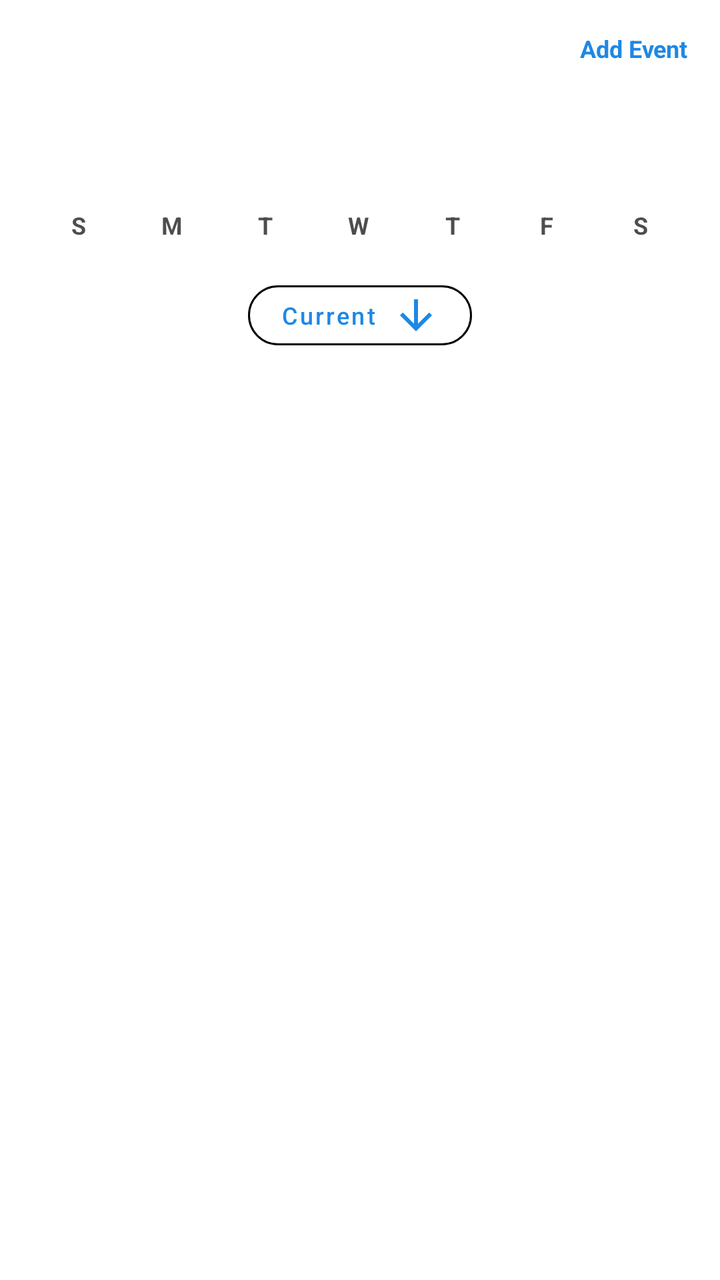
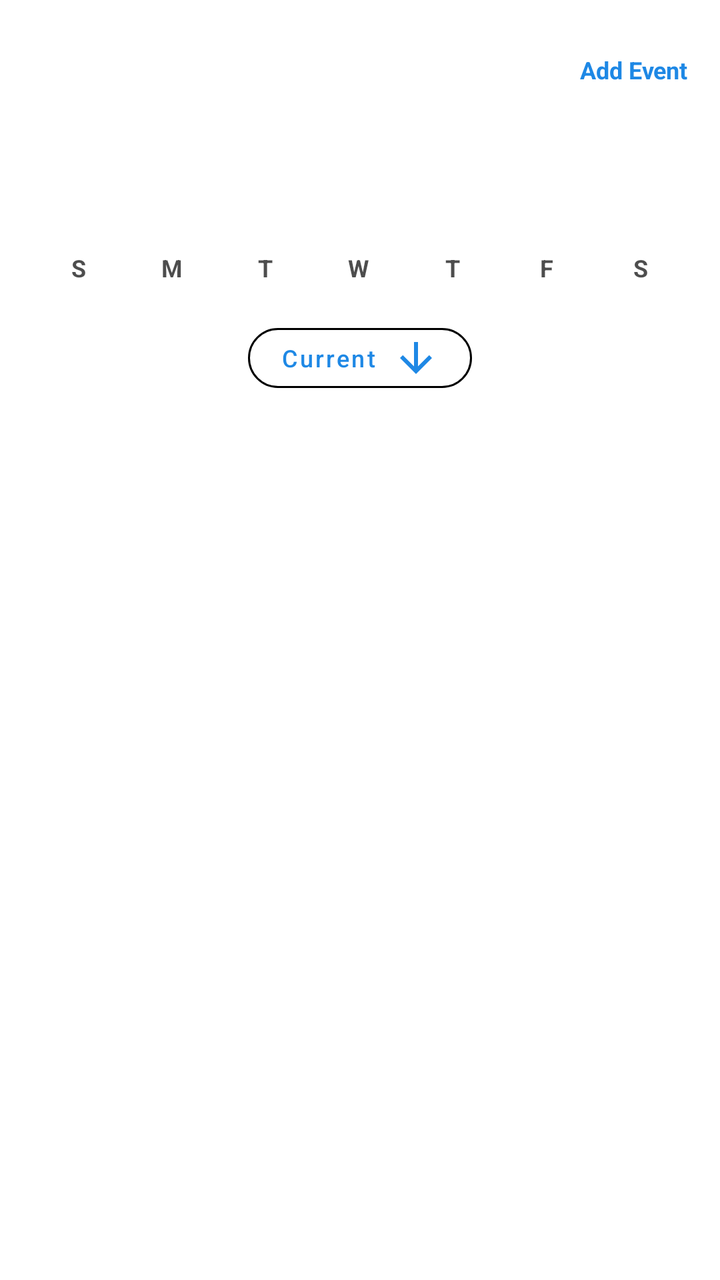

Compare the two renders of this Android layout. The source of the first and the diff that turns it into the second are given below.
<!-- AndroidManifest.xml: application theme Theme.Nudge -->
<!-- res/layout/fragment_reminder_list.xml -->
<?xml version="1.0" encoding="utf-8"?>
<LinearLayout xmlns:android="http://schemas.android.com/apk/res/android"
    android:layout_width="match_parent"
    android:layout_height="match_parent"
    xmlns:app="http://schemas.android.com/apk/res-auto"
    android:orientation="vertical">

    <androidx.constraintlayout.widget.ConstraintLayout
        android:layout_width="match_parent"
        android:layout_height="wrap_content"
        android:layout_margin="4dp"
        android:padding="12dp">

        
        <TextView
            android:id="@+id/todayText"
            android:layout_width="wrap_content"
            android:layout_height="wrap_content"
            android:textSize="12sp"
            android:textStyle="bold"
            android:textColor="?attr/colorOnSurface"
            app:layout_constraintStart_toStartOf="parent"
            app:layout_constraintTop_toTopOf="parent"
            app:layout_constraintBottom_toBottomOf="parent" />

        
        <TextView
            android:id="@+id/addEventText"
            android:layout_width="wrap_content"
            android:layout_height="wrap_content"
            android:text="Add Event"
            android:textSize="12sp"
            android:textStyle="bold"
            android:textColor="?attr/colorPrimary"
            android:clickable="true"
            android:focusable="true"
            android:foreground="?attr/selectableItemBackgroundBorderless"
            app:layout_constraintEnd_toEndOf="parent"
            app:layout_constraintTop_toTopOf="parent"
            app:layout_constraintBottom_toBottomOf="parent" />

    </androidx.constraintlayout.widget.ConstraintLayout>

    
    <LinearLayout
        android:id="@+id/miniCalendarContainer"
        android:layout_width="match_parent"
        android:layout_height="wrap_content"
        android:layout_marginStart="16dp"
        android:layout_marginEnd="16dp"
        android:layout_marginTop="8dp"
        android:gravity="center_horizontal"
        android:orientation="vertical">
        <androidx.constraintlayout.widget.ConstraintLayout
            android:id="@+id/miniCalendarHeader"
            android:layout_width="match_parent"
            android:layout_height="48dp"
            android:paddingBottom="4dp">

        
        <ImageButton
            android:id="@+id/miniCalPrev"
            android:layout_width="48dp"
            android:layout_height="48dp"
            android:src="@drawable/ic_chevron_left"
            android:background="?attr/selectableItemBackgroundBorderless"
            android:contentDescription="Previous month"
            android:padding="12dp"
            app:layout_constraintStart_toStartOf="parent"
            app:layout_constraintTop_toTopOf="parent"
            app:layout_constraintBottom_toBottomOf="parent"/>

        
        <TextView
            android:id="@+id/miniCalendarMonth"
            android:layout_width="wrap_content"
            android:layout_height="wrap_content"
            android:textSize="14sp"
            android:textStyle="bold"
            android:textColor="?attr/colorOnSurface"
            android:maxLines="1"
            android:ellipsize="end"
            app:layout_constraintStart_toStartOf="parent"
            app:layout_constraintEnd_toEndOf="parent"
            app:layout_constraintTop_toTopOf="parent"
            app:layout_constraintBottom_toBottomOf="parent"/>

        
        <ImageButton
            android:id="@+id/miniCalNext"
            android:layout_width="48dp"
            android:layout_height="48dp"
            android:src="@drawable/ic_chevron_right"
            android:background="?attr/selectableItemBackgroundBorderless"
            android:contentDescription="Next month"
            android:padding="12dp"
            app:layout_constraintEnd_toEndOf="parent"
            app:layout_constraintTop_toTopOf="parent"
            app:layout_constraintBottom_toBottomOf="parent"/>
        </androidx.constraintlayout.widget.ConstraintLayout>
        
        <LinearLayout
            android:layout_width="match_parent"
            android:layout_height="wrap_content"
            android:orientation="horizontal"
            android:gravity="center_vertical">

            
            <TextView style="@style/MiniCalHeader" android:text="S" />
            <TextView style="@style/MiniCalHeader" android:text="M" />
            <TextView style="@style/MiniCalHeader" android:text="T" />
            <TextView style="@style/MiniCalHeader" android:text="W" />
            <TextView style="@style/MiniCalHeader" android:text="T" />
            <TextView style="@style/MiniCalHeader" android:text="F" />
            <TextView style="@style/MiniCalHeader" android:text="S" />
        </LinearLayout>

        <androidx.recyclerview.widget.RecyclerView
            android:id="@+id/miniCalendarRv"
            android:layout_width="match_parent"
            android:layout_height="wrap_content"
            android:layout_marginTop="8dp"
            android:overScrollMode="never" />
    </LinearLayout>

    <LinearLayout
        android:id="@+id/periodRow"
        android:layout_width="match_parent"
        android:layout_height="wrap_content"
        android:layout_marginStart="16dp"
        android:layout_marginEnd="16dp"
        android:layout_marginTop="8dp"
        android:gravity="center_horizontal"
        android:orientation="horizontal">

        <com.google.android.material.button.MaterialButton
            android:id="@+id/periodPill"
            style="@style/Widget.MaterialComponents.Button.OutlinedButton"
            android:layout_width="wrap_content"
            android:layout_height="42dp"
            android:minHeight="42dp"
            android:text="Current"
            android:textAllCaps="false"
            app:cornerRadius="18dp"
            android:textSize="12sp"
            app:icon="@drawable/ic_arrow_down"
            app:iconGravity="textEnd"
            app:iconPadding="8dp"
            app:strokeWidth="1dp"
            app:strokeColor="?attr/colorOnSurface"/>
    </LinearLayout>

    <androidx.constraintlayout.widget.ConstraintLayout xmlns:android="http://schemas.android.com/apk/res/android"
        android:layout_width="match_parent"
        android:layout_height="match_parent">

        <ProgressBar
            android:id="@+id/progressBar"
            android:layout_width="wrap_content"
            android:layout_height="wrap_content"
            app:layout_constraintTop_toTopOf="parent"
            app:layout_constraintBottom_toBottomOf="parent"
            app:layout_constraintStart_toStartOf="parent"
            app:layout_constraintEnd_toEndOf="parent"
            android:visibility="gone"/>

        <androidx.recyclerview.widget.RecyclerView
            android:id="@+id/recyclerView"
            android:layout_width="match_parent"
            android:layout_height="match_parent"
            android:layout_margin="16dp" />
    </androidx.constraintlayout.widget.ConstraintLayout>



</LinearLayout>
<!-- resources referenced by this layout -->
<resources>
  <!-- drawable ic_arrow_down (drawable) -->
  <vector xmlns:android="http://schemas.android.com/apk/res/android" android:height="24dp" android:tint="#FFFFFF" android:viewportHeight="24" android:viewportWidth="24" android:width="24dp">
        
      <path android:fillColor="@android:color/white" android:pathData="M20,12l-1.41,-1.41L13,16.17V4h-2v12.17l-5.58,-5.59L4,12l8,8 8,-8z"/>
      
  </vector>
  <!-- drawable ic_chevron_left (drawable) -->
  <vector xmlns:android="http://schemas.android.com/apk/res/android" android:height="24dp" android:tint="#FFFFFF" android:viewportHeight="24" android:viewportWidth="24" android:width="24dp">
        
      <path android:fillColor="@android:color/white" android:pathData="M15.41,7.41L14,6l-6,6 6,6 1.41,-1.41L10.83,12z"/>
      
  </vector>
  <!-- drawable ic_chevron_right (drawable) -->
  <vector xmlns:android="http://schemas.android.com/apk/res/android" android:height="24dp" android:tint="#FFFFFF" android:viewportHeight="24" android:viewportWidth="24" android:width="24dp">
        
      <path android:fillColor="@android:color/white" android:pathData="M10,6L8.59,7.41 13.17,12l-4.58,4.59L10,18l6,-6z"/>
      
  </vector>
  <style name="MiniCalHeader">
          <item name="android:layout_width">0dp</item>
          <item name="android:layout_height">wrap_content</item>
          <item name="android:layout_weight">1</item>
          <item name="android:gravity">center</item>
          <item name="android:textSize">12sp</item>
          <item name="android:textStyle">bold</item>
          <item name="android:textColor">?attr/colorOnSurface</item>
          <item name="android:alpha">0.7</item>
      </style>
  <style name="Theme.Nudge" parent="Theme.MaterialComponents.DayNight.NoActionBar">
          
          <item name="colorPrimary">@color/colorPrimary</item>
          <item name="colorPrimaryVariant">@color/colorPrimaryDark</item>
          <item name="colorOnPrimary">@color/white</item>
          
          <item name="colorSecondary">@color/colorAccent</item>
          <item name="colorSecondaryVariant">@color/colorAccent</item>
          <item name="colorOnSecondary">@color/black</item>
          
          <item name="android:colorBackground">@color/colorBackground</item>
          
          <item name="android:textColorPrimary">@color/colorTextPrimary</item>
          <item name="android:textColorSecondary">@color/colorTextSecondary</item>
          
          <item name="android:windowBackground">@color/colorBackground</item>
          <item name="android:statusBarColor">@color/colorTheme</item>
      </style>
  <color name="colorPrimary">#1E88E5</color>
  <color name="colorPrimaryDark">#1565C0</color>
  <color name="white">#FFFFFFFF</color>
  <color name="colorAccent">#B0B0B0</color>
  <color name="black">#FF000000</color>
  <color name="colorBackground">#FFFFFF</color>
  <color name="colorTextPrimary">#272829</color>
  <color name="colorTextSecondary">#757575</color>
  <color name="colorTheme">#58CBFF</color>
</resources>

<!-- the commit's change to res/layout/fragment_reminder_list.xml (unified diff, before → after) -->
@@ -12,16 +12,34 @@
         android:padding="12dp">
 
         
-        <TextView
-            android:id="@+id/todayText"
-            android:layout_width="wrap_content"
+        <LinearLayout
+            android:layout_width="match_parent"
             android:layout_height="wrap_content"
-            android:textSize="12sp"
-            android:textStyle="bold"
-            android:textColor="?attr/colorOnSurface"
-            app:layout_constraintStart_toStartOf="parent"
-            app:layout_constraintTop_toTopOf="parent"
-            app:layout_constraintBottom_toBottomOf="parent" />
+            android:layout_margin="4dp"
+            android:padding="12dp"
+            android:orientation="horizontal"
+            android:gravity="center_vertical">
+
+            <TextView
+                android:id="@+id/todayText"
+                android:layout_width="0dp"
+                android:layout_height="wrap_content"
+                android:layout_weight="1"
+                android:textSize="10sp"
+                android:textStyle="bold"
+                android:textColor="?attr/colorOnSurface"/>
+
+            <TextView
+                android:id="@+id/statusText"
+                android:layout_width="wrap_content"
+                android:layout_height="wrap_content"
+                android:textSize="10sp"
+                android:textStyle="bold"
+                android:textColor="?attr/colorOnSurface"
+                android:visibility="gone"
+                android:text="Offline"/>
+        </LinearLayout>
+
 
         
         <TextView
